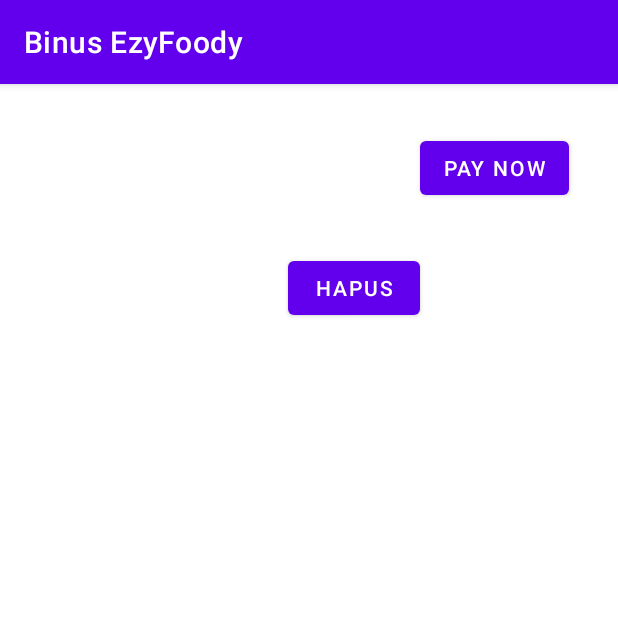
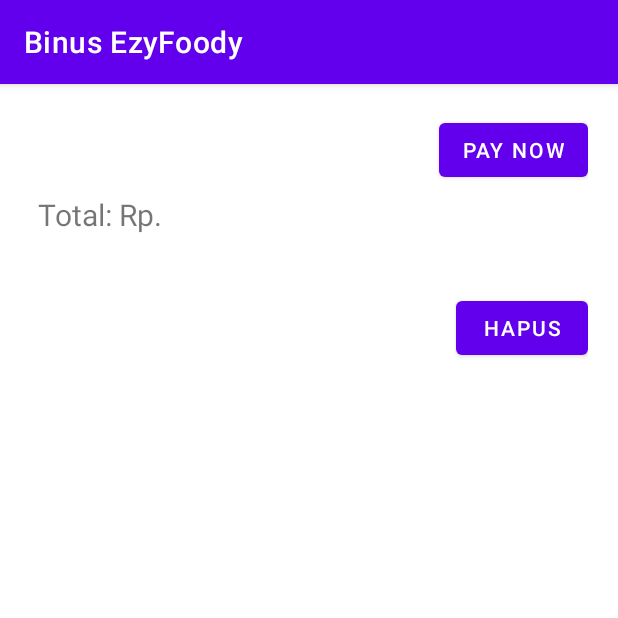
Before and after one commit to LaurensiusVincentRohandy/MOBI6059-MobileProgramming, an Android app: the OrderActivity screen opened directly, with no data from a screen before it, after a tap on "MY ORDER", on a phone screen of 412 x 824 dp, the top half of it. Run offline under Robolectric (Android 15) with nearby library versions, the phone set to English and light mode, and no system bars; 1 statement that could not run was skipped.

Commit message:
modify order

```diff
--- /dev/null
+++ b/BinusEzyFoody/app/src/main/java/com/example/binusezyfoody/DatabaseHelper.java
@@ -0,0 +1,35 @@
+package com.example.binusezyfoody;
+
+import android.content.ContentValues;
+import android.content.Context;
+import android.database.sqlite.SQLiteDatabase;
+import android.database.sqlite.SQLiteOpenHelper;
+
+public class DatabaseHelper extends SQLiteOpenHelper {
+    private static final String DB_NAME = "database";
+    private static final int DB_VERSION = 1;
+
+    DatabaseHelper(Context context) {
+        super(context, DB_NAME, null, DB_VERSION);
+    }
+
+    @Override
+    public void onCreate(SQLiteDatabase db) {
+        db.execSQL("CREATE TABLE PESANAN (_id INTEGER PRIMARY KEY AUTOINCREMENT, "
+                + "NAME TEXT, "
+                + "PRICE INTEGER, "
+                + "QUANTITY INTEGER);");
+    }
+
+    @Override
+    public void onUpgrade(SQLiteDatabase db, int oldVersion, int newVersion) {
+    }
+
+    private static void insertOrder(SQLiteDatabase db, String name, int price, int qty) {
+        ContentValues orderValues = new ContentValues();
+        orderValues.put("NAME", name);
+        orderValues.put("PRICE", price);
+        orderValues.put("QUANTITY", qty);
+        db.insert("PESANAN", null, orderValues);
+    }
+}
--- a/BinusEzyFoody/app/src/main/java/com/example/binusezyfoody/MyOrderActivity.java
+++ b/BinusEzyFoody/app/src/main/java/com/example/binusezyfoody/MyOrderActivity.java
@@ -1,41 +1,57 @@
 package com.example.binusezyfoody;
 
 import androidx.appcompat.app.AppCompatActivity;
+import androidx.cursoradapter.widget.SimpleCursorAdapter;
 
 import android.content.Intent;
+import android.database.Cursor;
+import android.database.SQLException;
+import android.database.sqlite.SQLiteDatabase;
+import android.database.sqlite.SQLiteOpenHelper;
 import android.os.Bundle;
 import android.view.View;
 import android.widget.Button;
 import android.widget.TextView;
+import android.widget.Toast;
 
 import java.util.ArrayList;
 
 public class MyOrderActivity extends AppCompatActivity {
-    ArrayList<Drinks> drinksList = new ArrayList<>();
-    Drinks drinks;
-    String name;
-    int price;
-    int totalPrice = 0;
+    private SQLiteDatabase db;
+    private Cursor cursor;
 
     @Override
     protected void onCreate(Bundle savedInstanceState) {
         super.onCreate(savedInstanceState);
         setContentView(R.layout.activity_my_order);
-        TextView display = (TextView) findViewById(R.id.cart);
-        Intent intent = getIntent();
-        for(Drinks drink : drinksList) {
-            name = drink.getName();
-            price = drink.getQty() * drink.getPrice();
-            totalPrice += price;
-            display.setText(name);
-            display.setText(price);
-            Button delBtn = (Button) findViewById(R.id.delete);
+
+        SQLiteOpenHelper databaseHelper = new DatabaseHelper(this);
+        try {
+            db = databaseHelper.getReadableDatabase();
+            cursor = db.query("PESANAN",
+                    new String[] {"_id", "NAME", "PRICE", "QUANTITY"},
+                    null , null, null, null, null);
+
+            SimpleCursorAdapter listAdapter = new SimpleCursorAdapter(this,
+                    android.R.layout.simple_list_item_1,
+                    cursor,
+                    new String[] {"NAME", "PRICE", "QUANTITY"},
+                    new int[] {android.R.id.text1},
+                    0);
+        } catch (SQLException e) {
+            Toast toast = Toast.makeText(this, "Database Unavailable", Toast.LENGTH_LONG);
+            toast.show();
         }
-        display.setText(totalPrice);
+    }
+
+    @Override
+    protected void onDestroy() {
+        super.onDestroy();
+        cursor.close();
+        db.close();
     }
 
     public void onClickDelete(View view){
-        drinksList.remove(drinks);
     }
 
     public void onClickOrderComplete(View view) {
--- a/BinusEzyFoody/app/src/main/java/com/example/binusezyfoody/OrderActivity.java
+++ b/BinusEzyFoody/app/src/main/java/com/example/binusezyfoody/OrderActivity.java
@@ -2,20 +2,22 @@ package com.example.binusezyfoody;
 
 import androidx.appcompat.app.AppCompatActivity;
 
+import android.content.ContentValues;
 import android.content.Intent;
+import android.database.SQLException;
+import android.database.sqlite.SQLiteDatabase;
+import android.database.sqlite.SQLiteOpenHelper;
 import android.os.Bundle;
 import android.view.View;
 import android.widget.EditText;
 import android.widget.TextView;
+import android.widget.Toast;
 
 import java.util.ArrayList;
 
 public class OrderActivity extends AppCompatActivity {
     public static final String EXTRA_MESSAGE = "message";
-    ArrayList<Drinks> drinksList = new ArrayList<>();
-    Drinks drinks;
-    String name;
-    int price;
+    public static final String EXTRA_ORDERID = "orderID";
 
     @Override
     protected void onCreate(Bundle savedInstanceState) {
@@ -30,18 +32,52 @@ public class OrderActivity extends AppCompatActivity {
     public void onClickMyOrder(View view) {
         EditText qtyView = (EditText) findViewById(R.id.qty);
         int qtyText = qtyView.getInputType();
+
+        int orderID = (Integer)getIntent().getExtras().get(EXTRA_ORDERID);
+
+        ContentValues orderValues = new ContentValues();
+        orderValues.put("QUANTITY", qtyText);
+
+        SQLiteOpenHelper databaseHelper = new DatabaseHelper(this);
+        try {
+            SQLiteDatabase db = databaseHelper.getReadableDatabase();
+            db.update("PESANAN",
+                    orderValues,
+                    "_id = ?",
+                    new String[]{Integer.toString(orderID)});
+            db.close();
+        } catch (SQLException e) {
+            Toast toast = Toast.makeText(this, "Database Unavailable", Toast.LENGTH_LONG);
+            toast.show();
+        }
+
         Intent intent = new Intent(this, MyOrderActivity.class);
-        drinks.setQty(qtyText);
-        drinksList.add(drinks);
         startActivity(intent);
     }
 
     public void onClickOrderMore(View view) {
         EditText qtyView = (EditText) findViewById(R.id.qty);
         int qtyText = qtyView.getInputType();
+
+        int orderID = (Integer)getIntent().getExtras().get(EXTRA_ORDERID);
+
+        ContentValues orderValues = new ContentValues();
+        orderValues.put("QUANTITY", qtyText);
+
+        SQLiteOpenHelper databaseHelper = new DatabaseHelper(this);
+        try {
+            SQLiteDatabase db = databaseHelper.getReadableDatabase();
+            db.update("PESANAN",
+                    orderValues,
+                    "_id = ?",
+                    new String[]{Integer.toString(orderID)});
+            db.close();
+        } catch (SQLException e) {
+            Toast toast = Toast.makeText(this, "Database Unavailable", Toast.LENGTH_LONG);
+            toast.show();
+        }
+
         Intent intent = new Intent(this, DrinksActivity.class);
-        drinks.setQty(qtyText);
-        drinksList.add(drinks);
         startActivity(intent);
     }
 }
--- a/BinusEzyFoody/app/src/main/res/layout/activity_my_order.xml
+++ b/BinusEzyFoody/app/src/main/res/layout/activity_my_order.xml
@@ -1,37 +1,61 @@
 <?xml version="1.0" encoding="utf-8"?>
-<androidx.constraintlayout.widget.ConstraintLayout xmlns:android="http://schemas.android.com/apk/res/android"
-    xmlns:app="http://schemas.android.com/apk/res-auto"
+<GridLayout xmlns:android="http://schemas.android.com/apk/res/android"
     xmlns:tools="http://schemas.android.com/tools"
     android:layout_width="match_parent"
     android:layout_height="match_parent"
+    android:padding="20dp"
+    android:columnCount="2"
     tools:context=".MyOrderActivity">
+
+    //PayNow
+    <Button
+        android:layout_width="wrap_content"
+        android:layout_height="wrap_content"
+        android:layout_row="0"
+        android:layout_column="1"
+        android:layout_gravity="right"
+        android:onClick="onClickOrderComplete"
+        android:text="@string/payNow"/>
+
+    <TextView
+        android:layout_width="wrap_content"
+        android:layout_height="wrap_content"
+        android:layout_row="1"
+        android:layout_column="0"
+        android:layout_marginTop="5dp"
+        android:layout_marginStart="5dp"
+        android:text="@string/totalPrice"
+        android:textSize="20sp"/>
+
+    <TextView
+        android:id="@+id/sumPrice"
+        android:layout_width="wrap_content"
+        android:layout_height="wrap_content"
+        android:layout_row="1"
+        android:layout_column="1"
+        android:layout_marginTop="5dp"
+        android:layout_marginStart="5dp"
+        android:textSize="20sp"/>
 
     <TextView
         android:id="@+id/cart"
         android:layout_width="wrap_content"
         android:layout_height="wrap_content"
-        app:layout_constraintLeft_toLeftOf="parent"
-        app:layout_constraintTop_toTopOf="parent"/>
+        android:layout_row="2"
+        android:layout_column="0"
+        android:layout_marginTop="5dp"
+        android:layout_marginStart="5dp"
+        android:textSize="20sp"/>
 
     <Button
         android:id="@+id/delete"
         android:layout_width="wrap_content"
         android:layout_height="wrap_content"
-        android:layout_marginLeft="192dp"
-        android:layout_marginTop="112dp"
+        android:layout_row="3"
+        android:layout_column="1"
+        android:layout_gravity="right"
+        android:layout_marginTop="5dp"
+        android:layout_marginStart="5dp"
         android:onClick="onClickDelete"
-        android:text="@string/delete"
-        app:layout_constraintLeft_toLeftOf="parent"
-        app:layout_constraintTop_toTopOf="parent" />
-
-    <Button
-        android:layout_width="wrap_content"
-        android:layout_height="wrap_content"
-        android:layout_marginLeft="280dp"
-        android:layout_marginTop="32dp"
-        android:onClick="onClickOrderComplete"
-        android:text="@string/payNow"
-        app:layout_constraintLeft_toLeftOf="parent"
-        app:layout_constraintTop_toTopOf="parent" />
-
-</androidx.constraintlayout.widget.ConstraintLayout>
+        android:text="@string/delete"/>
+</GridLayout>
--- a/BinusEzyFoody/app/src/main/res/layout/activity_order_complete.xml
+++ b/BinusEzyFoody/app/src/main/res/layout/activity_order_complete.xml
@@ -32,5 +32,4 @@
         android:onClick="onClickMainMenu"
         app:layout_constraintLeft_toLeftOf="parent"
         app:layout_constraintTop_toTopOf="parent" />
-
 </androidx.constraintlayout.widget.ConstraintLayout>
--- a/BinusEzyFoody/app/src/main/res/values/strings.xml
+++ b/BinusEzyFoody/app/src/main/res/values/strings.xml
@@ -18,4 +18,5 @@
     <string name="topUpHint">Input Amount</string>
     <string name="homeBtn">Home</string>
     <string name="qtyHint">Input quantity</string>
+    <string name="totalPrice">Total: Rp. </string>
 </resources>
```
Also changed, not shown: BinusEzyFoody/app/src/main/java/com/example/binusezyfoody/OrderCompleteActivity.java (+25 -14 lines).
